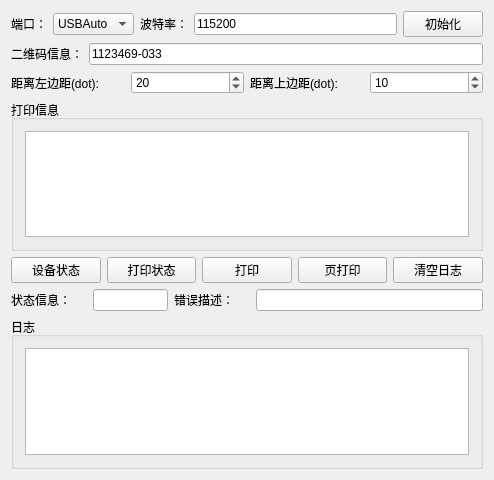
Old version of the form printTest/widget.ui in the repository Alaric-Damion/QtHalcon_LearningRecord.
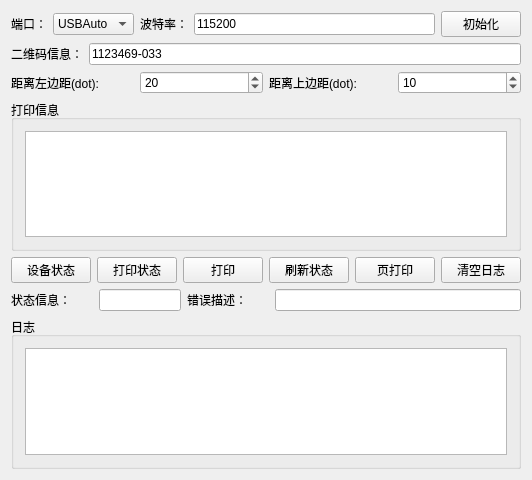
New version of the form.

```diff
--- a/printTest/widget.ui
+++ b/printTest/widget.ui
@@ -6,7 +6,7 @@
    <rect>
     <x>0</x>
     <y>0</y>
-    <width>494</width>
+    <width>500</width>
     <height>480</height>
    </rect>
   </property>
@@ -175,6 +175,13 @@
      </item>
      <item>
       <widget class="QPushButton" name="pushButton">
+       <property name="text">
+        <string>刷新状态</string>
+       </property>
+      </widget>
+     </item>
+     <item>
+      <widget class="QPushButton" name="btn_PagePrint">
        <property name="text">
         <string>页打印</string>
        </property>
```
Left out of the diff: 5 changed lines with no effect on the pictures.
